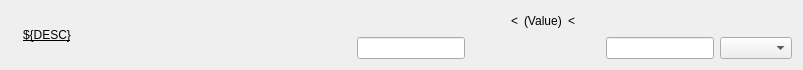
Qt form pcdsdevices/ui/btps-range-config.ui (pcdshub/pcdsdevices) before a commit.
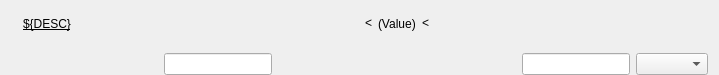
The same form after that commit. Custom widgets are drawn as their Qt base class.

Diff of the .ui file:
```diff
--- a/pcdsdevices/ui/btps-range-config.ui
+++ b/pcdsdevices/ui/btps-range-config.ui
@@ -6,16 +6,22 @@
    <rect>
     <x>0</x>
     <y>0</y>
-    <width>803</width>
-    <height>69</height>
+    <width>719</width>
+    <height>75</height>
    </rect>
   </property>
   <property name="sizePolicy">
-   <sizepolicy hsizetype="Preferred" vsizetype="Fixed">
+   <sizepolicy hsizetype="Preferred" vsizetype="Preferred">
     <horstretch>0</horstretch>
     <verstretch>0</verstretch>
    </sizepolicy>
   </property>
+  <property name="minimumSize">
+   <size>
+    <width>0</width>
+    <height>0</height>
+   </size>
+  </property>
   <property name="windowTitle">
    <string>Form</string>
   </property>
@@ -23,8 +29,95 @@
    <bool>false</bool>
   </property>
   <layout class="QHBoxLayout" name="horizontalLayout">
+   <property name="sizeConstraint">
+    <enum>QLayout::SetNoConstraint</enum>
+   </property>
+   <property name="topMargin">
+    <number>0</number>
+   </property>
+   <property name="bottomMargin">
+    <number>0</number>
+   </property>
    <item>
-    <layout class="QGridLayout" name="gridLayout" rowstretch="0">
+    <layout class="QGridLayout" name="gridLayout_2">
+     <item row="0" column="5">
+      <spacer name="horizontalSpacer_2">
+       <property name="orientation">
+        <enum>Qt::Horizontal</enum>
+       </property>
+       <property name="sizeHint" stdset="0">
+        <size>
+         <width>40</width>
+         <height>20</height>
+        </size>
+       </property>
+      </spacer>
+     </item>
+     <item row="0" column="10">
+      <widget class="PyDMLabel" name="HighReadback">
+       <property name="toolTip">
+        <string/>
+       </property>
+       <property name="channel" stdset="0">
+        <string>ca://${PREFIX}High_RBV</string>
+       </property>
+      </widget>
+     </item>
+     <item row="0" column="11">
+      <widget class="PyDMLabel" name="InclusiveReadback">
+       <property name="toolTip">
+        <string/>
+       </property>
+       <property name="channel" stdset="0">
+        <string>ca://${PREFIX}Inclusive_RBV</string>
+       </property>
+      </widget>
+     </item>
+     <item row="1" column="10">
+      <widget class="PyDMLineEdit" name="HighSetpoint">
+       <property name="minimumSize">
+        <size>
+         <width>0</width>
+         <height>0</height>
+        </size>
+       </property>
+       <property name="toolTip">
+        <string/>
+       </property>
+       <property name="channel" stdset="0">
+        <string>ca://${PREFIX}High</string>
+       </property>
+      </widget>
+     </item>
+     <item row="0" column="8">
+      <widget class="PyDMLabel" name="LessThan_High">
+       <property name="toolTip">
+        <string/>
+       </property>
+       <property name="text">
+        <string>&lt;</string>
+       </property>
+       <property name="rules" stdset="0">
+        <string>[{&quot;name&quot;: &quot;LessThan&quot;, &quot;property&quot;: &quot;Text&quot;, &quot;initial_value&quot;: &quot;&lt;&quot;, &quot;expression&quot;: &quot;(ch[0] == \&quot;Exclusive\&quot; and \&quot;&lt;\&quot;) or \&quot;&lt;=\&quot;&quot;, &quot;channels&quot;: [{&quot;channel&quot;: &quot;ca://${PREFIX}Inclusive_RBV&quot;, &quot;trigger&quot;: true}]}]</string>
+       </property>
+      </widget>
+     </item>
+     <item row="1" column="11">
+      <widget class="PyDMEnumComboBox" name="Inclusive_Setpoint">
+       <property name="minimumSize">
+        <size>
+         <width>0</width>
+         <height>0</height>
+        </size>
+       </property>
+       <property name="toolTip">
+        <string/>
+       </property>
+       <property name="channel" stdset="0">
+        <string>ca://${PREFIX}Inclusive</string>
+       </property>
+      </widget>
+     </item>
      <item row="0" column="3">
       <spacer name="horizontalSpacer_4">
        <property name="orientation">
@@ -38,13 +131,26 @@
        </property>
       </spacer>
      </item>
-     <item row="0" column="1">
-      <widget class="PyDMByteIndicator" name="PyDMByteIndicator">
+     <item row="0" column="9">
+      <spacer name="horizontalSpacer_3">
+       <property name="orientation">
+        <enum>Qt::Horizontal</enum>
+       </property>
+       <property name="sizeHint" stdset="0">
+        <size>
+         <width>25</width>
+         <height>17</height>
+        </size>
+       </property>
+      </spacer>
+     </item>
+     <item row="0" column="7">
+      <widget class="PyDMLabel" name="ValueReadback">
        <property name="toolTip">
         <string/>
        </property>
-       <property name="alarmSensitiveContent" stdset="0">
-        <bool>true</bool>
+       <property name="text">
+        <string>(Value)</string>
        </property>
        <property name="channel" stdset="0">
         <string>ca://${PREFIX}Valid_RBV</string>
@@ -64,23 +170,26 @@
        </property>
       </widget>
      </item>
-     <item row="0" column="0">
-      <widget class="PyDMByteIndicator" name="PyDMByteIndicator_2">
+     <item row="0" column="6">
+      <widget class="PyDMLabel" name="LessThan_Low">
        <property name="toolTip">
         <string/>
        </property>
-       <property name="alarmSensitiveContent" stdset="0">
-        <bool>true</bool>
+       <property name="text">
+        <string>&lt;</string>
        </property>
        <property name="channel" stdset="0">
         <string>ca://${PREFIX}InRange_RBV</string>
        </property>
-       <property name="offColor" stdset="0">
-        <color>
-         <red>255</red>
-         <green>0</green>
-         <blue>0</blue>
-        </color>
+      </widget>
+     </item>
+     <item row="1" column="4">
+      <widget class="PyDMLineEdit" name="LowSetpoint">
+       <property name="minimumSize">
+        <size>
+         <width>0</width>
+         <height>0</height>
+        </size>
        </property>
        <property name="showLabels" stdset="0">
         <bool>false</bool>
@@ -117,27 +226,23 @@
        </property>
       </widget>
      </item>
-    </layout>
-   </item>
-   <item>
-    <layout class="QGridLayout" name="gridLayout_2">
-     <item row="0" column="7">
-      <widget class="PyDMLabel" name="InclusiveReadback">
+     <item row="0" column="1">
+      <widget class="PyDMByteIndicator" name="PyDMByteIndicator">
        <property name="toolTip">
         <string/>
        </property>
        <property name="channel" stdset="0">
         <string>ca://${PREFIX}Inclusive_RBV</string>
        </property>
-      </widget>
-     </item>
-     <item row="0" column="3">
-      <widget class="PyDMLabel" name="ValueReadback">
-       <property name="toolTip">
-        <string/>
+       <property name="offColor" stdset="0">
+        <color>
+         <red>255</red>
+         <green>0</green>
+         <blue>0</blue>
+        </color>
        </property>
-       <property name="text">
-        <string>(Value)</string>
+       <property name="showLabels" stdset="0">
+        <bool>false</bool>
        </property>
        <property name="channel" stdset="0">
         <string>ca://${PREFIX}Value_RBV</string>
@@ -145,32 +250,6 @@
       </widget>
      </item>
      <item row="0" column="4">
-      <widget class="PyDMLabel" name="LessThan_High">
-       <property name="toolTip">
-        <string/>
-       </property>
-       <property name="text">
-        <string>&lt;</string>
-       </property>
-       <property name="rules" stdset="0">
-        <string>[{&quot;name&quot;: &quot;LessThan&quot;, &quot;property&quot;: &quot;Text&quot;, &quot;initial_value&quot;: &quot;&lt;&quot;, &quot;expression&quot;: &quot;(ch[0] == \&quot;Exclusive\&quot; and \&quot;&lt;\&quot;) or \&quot;&lt;=\&quot;&quot;, &quot;channels&quot;: [{&quot;channel&quot;: &quot;ca://${PREFIX}Inclusive_RBV&quot;, &quot;trigger&quot;: true}]}]</string>
-       </property>
-      </widget>
-     </item>
-     <item row="0" column="1">
-      <spacer name="horizontalSpacer_2">
-       <property name="orientation">
-        <enum>Qt::Horizontal</enum>
-       </property>
-       <property name="sizeHint" stdset="0">
-        <size>
-         <width>40</width>
-         <height>20</height>
-        </size>
-       </property>
-      </spacer>
-     </item>
-     <item row="0" column="0">
       <widget class="PyDMLabel" name="LowReadback">
        <property name="toolTip">
         <string/>
@@ -180,69 +259,29 @@
        </property>
       </widget>
      </item>
-     <item row="1" column="6">
-      <widget class="PyDMLineEdit" name="HighSetpoint">
+     <item row="0" column="0">
+      <widget class="PyDMByteIndicator" name="PyDMByteIndicator_2">
        <property name="toolTip">
         <string/>
        </property>
        <property name="channel" stdset="0">
         <string>ca://${PREFIX}High</string>
        </property>
-      </widget>
-     </item>
-     <item row="1" column="7">
-      <widget class="PyDMEnumComboBox" name="Inclusive_Setpoint">
-       <property name="toolTip">
-        <string/>
-       </property>
        <property name="channel" stdset="0">
         <string>ca://${PREFIX}Inclusive</string>
        </property>
-      </widget>
-     </item>
-     <item row="1" column="0">
-      <widget class="PyDMLineEdit" name="LowSetpoint">
-       <property name="toolTip">
-        <string/>
+       <property name="offColor" stdset="0">
+        <color>
+         <red>255</red>
+         <green>0</green>
+         <blue>0</blue>
+        </color>
        </property>
        <property name="channel" stdset="0">
         <string>ca://${PREFIX}Low</string>
        </property>
-      </widget>
-     </item>
-     <item row="0" column="5">
-      <spacer name="horizontalSpacer_3">
-       <property name="orientation">
-        <enum>Qt::Horizontal</enum>
-       </property>
-       <property name="sizeHint" stdset="0">
-        <size>
-         <width>25</width>
-         <height>17</height>
-        </size>
-       </property>
-      </spacer>
-     </item>
-     <item row="0" column="6">
-      <widget class="PyDMLabel" name="HighReadback">
-       <property name="toolTip">
-        <string/>
-       </property>
-       <property name="channel" stdset="0">
-        <string>ca://${PREFIX}High_RBV</string>
-       </property>
-      </widget>
-     </item>
-     <item row="0" column="2">
-      <widget class="PyDMLabel" name="LessThan_Low">
-       <property name="toolTip">
-        <string/>
-       </property>
-       <property name="text">
-        <string>&lt;</string>
-       </property>
-       <property name="rules" stdset="0">
-        <string>[{&quot;name&quot;: &quot;LessThan&quot;, &quot;property&quot;: &quot;Text&quot;, &quot;initial_value&quot;: &quot;&lt;&quot;, &quot;expression&quot;: &quot;(ch[0] == \&quot;Exclusive\&quot; and \&quot;&lt;\&quot;) or \&quot;&lt;=\&quot;&quot;, &quot;channels&quot;: [{&quot;channel&quot;: &quot;ca://${PREFIX}Inclusive_RBV&quot;, &quot;trigger&quot;: true}]}]</string>
+       <property name="circles" stdset="0">
+        <bool>true</bool>
        </property>
       </widget>
      </item>
```
Left out of the diff: 46 changed lines with no effect on the pictures.
